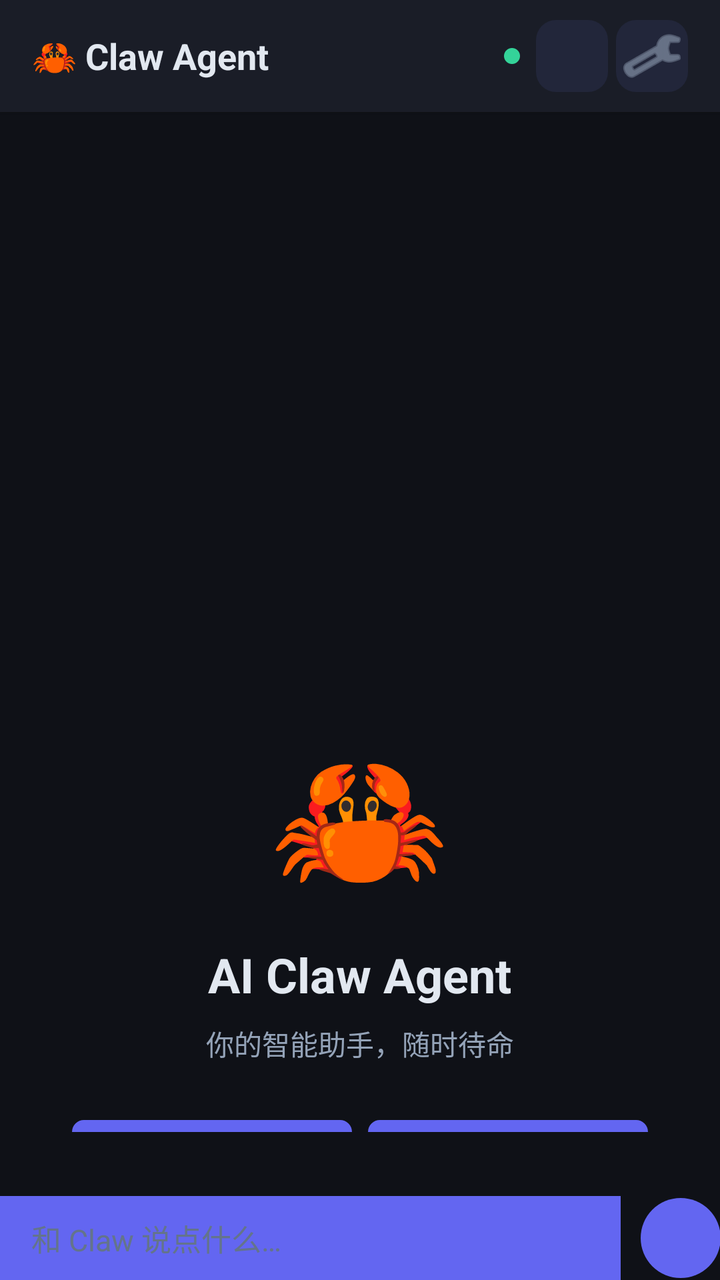
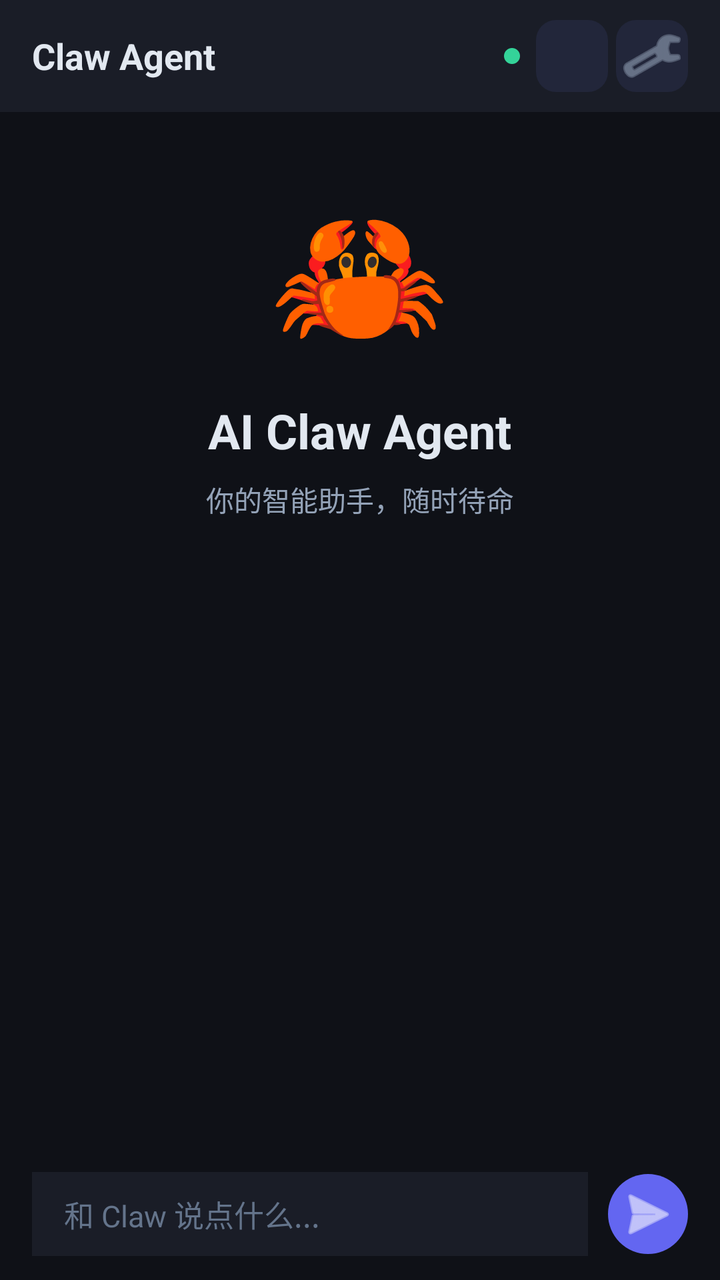

Compare the two renders of this Android layout. The source of the first and the diff that turns it into the second are given below.
<!-- AndroidManifest.xml: application theme Theme.ClawAgent -->
<!-- res/layout/activity_main.xml -->
<?xml version="1.0" encoding="utf-8"?>
<LinearLayout xmlns:android="http://schemas.android.com/apk/res/android"
    android:layout_width="match_parent"
    android:layout_height="match_parent"
    android:orientation="vertical"
    android:background="#0f1117">

    
    <LinearLayout
        android:layout_width="match_parent"
        android:layout_height="56dp"
        android:orientation="horizontal"
        android:gravity="center_vertical"
        android:paddingHorizontal="16dp"
        android:background="#1a1d27"
        android:elevation="2dp">

        <TextView
            android:layout_width="0dp"
            android:layout_height="wrap_content"
            android:layout_weight="1"
            android:text="🦀 Claw Agent"
            android:textColor="#e2e8f0"
            android:textSize="18sp"
            android:textStyle="bold" />

        <View
            android:layout_width="8dp"
            android:layout_height="8dp"
            android:background="@drawable/status_dot"
            android:layout_marginEnd="8dp" />

        <ImageButton
            android:id="@+id/newChatBtn"
            android:layout_width="36dp"
            android:layout_height="36dp"
            android:background="@drawable/btn_bg"
            android:src="＋"
            android:textColor="#94a3b8"
            android:tint="#94a3b8"
            android:backgroundTint="#22263a"
            android:contentDescription="新对话"
            android:layout_marginEnd="4dp" />

        <ImageButton
            android:id="@+id/settingsBtn"
            android:layout_width="36dp"
            android:layout_height="36dp"
            android:background="@drawable/btn_bg"
            android:tint="#94a3b8"
            android:backgroundTint="#22263a"
            android:contentDescription="设置"
            android:src="@android:drawable/ic_menu_preferences" />
    </LinearLayout>

    
    <androidx.recyclerview.widget.RecyclerView
        android:id="@+id/recyclerView"
        android:layout_width="match_parent"
        android:layout_height="0dp"
        android:layout_weight="1"
        android:padding="16dp"
        android:clipToPadding="false" />

    
    <LinearLayout
        android:id="@+id/welcomeLayout"
        android:layout_width="match_parent"
        android:layout_height="0dp"
        android:layout_weight="1"
        android:orientation="vertical"
        android:gravity="center"
        android:padding="32dp">

        <TextView
            android:layout_width="wrap_content"
            android:layout_height="wrap_content"
            android:text="🦀"
            android:textSize="72sp" />

        <TextView
            android:layout_width="wrap_content"
            android:layout_height="wrap_content"
            android:text="AI Claw Agent"
            android:textColor="#e2e8f0"
            android:textSize="24sp"
            android:textStyle="bold"
            android:layout_marginTop="16dp" />

        <TextView
            android:layout_width="wrap_content"
            android:layout_height="wrap_content"
            android:text="你的智能助手，随时待命"
            android:textColor="#94a3b8"
            android:textSize="14sp"
            android:layout_marginTop="8dp" />

        <GridLayout
            android:layout_width="match_parent"
            android:layout_height="wrap_content"
            android:columnCount="2"
            android:rowCount="2"
            android:layout_marginTop="24dp"
            android:alignmentMode="alignMargins">

            <Button
                android:onClick="sendQuick"
                android:layout_width="0dp"
                android:layout_height="wrap_content"
                android:layout_columnWeight="1"
                android:layout_rowWeight="1"
                android:text="🌤️ 查天气"
                android:textSize="13sp"
                android:background="@drawable/quick_btn_bg"
                android:textColor="#e2e8f0"
                android:layout_margin="4dp" />

            <Button
                android:onClick="sendQuick"
                android:layout_width="0dp"
                android:layout_height="wrap_content"
                android:layout_columnWeight="1"
                android:layout_rowWeight="1"
                android:text="😄 讲笑话"
                android:textSize="13sp"
                android:background="@drawable/quick_btn_bg"
                android:textColor="#e2e8f0"
                android:layout_margin="4dp" />

            <Button
                android:onClick="sendQuick"
                android:layout_width="0dp"
                android:layout_height="wrap_content"
                android:layout_columnWeight="1"
                android:layout_rowWeight="1"
                android:text="🐍 写代码"
                android:textSize="13sp"
                android:background="@drawable/quick_btn_bg"
                android:textColor="#e2e8f0"
                android:layout_margin="4dp" />

            <Button
                android:onClick="sendQuick"
                android:layout_width="0dp"
                android:layout_height="wrap_content"
                android:layout_columnWeight="1"
                android:layout_rowWeight="1"
                android:text="⚛️ 解释概念"
                android:textSize="13sp"
                android:background="@drawable/quick_btn_bg"
                android:textColor="#e2e8f0"
                android:layout_margin="4dp" />
        </GridLayout>
    </LinearLayout>

    
    <LinearLayout
        android:layout_width="match_parent"
        android:layout_height="wrap_content"
        android:orientation="horizontal"
        android:padding="12dp 16dp 20dp"
        android:background="#0f1117"
        android:gravity="center_vertical">

        <EditText
            android:id="@+id/inputField"
            android:layout_width="0dp"
            android:layout_height="wrap_content"
            android:layout_weight="1"
            android:background="#1a1d27"
            android:hint="和 Claw 说点什么…"
            android:textColor="#e2e8f0"
            android:textColorHint="#64748b"
            android:textSize="15sp"
            android:paddingHorizontal="16dp"
            android:paddingVertical="10dp"
            android:maxLines="5"
            android:inputType="textMultiLine|textCapSentences"
            android:imeOptions="actionSend"
            android:backgroundTint="#6366f1" />

        <ImageButton
            android:id="@+id/sendBtn"
            android:layout_width="40dp"
            android:layout_height="40dp"
            android:src="➤"
            android:background="@drawable/send_btn_bg"
            android:tint="#ffffff"
            android:layout_marginStart="10dp"
            android:contentDescription="发送" />
    </LinearLayout>
</LinearLayout>
<!-- resources referenced by this layout -->
<resources>
  <!-- drawable btn_bg (drawable) -->
  <?xml version="1.0" encoding="utf-8"?>
  <shape xmlns:android="http://schemas.android.com/apk/res/android"
      android:shape="rectangle">
      <solid android:color="#22263a" />
      <corners android:radius="10dp" />
  </shape>
  <!-- drawable quick_btn_bg (drawable) -->
  <?xml version="1.0" encoding="utf-8"?>
  <shape xmlns:android="http://schemas.android.com/apk/res/android"
      android:shape="rectangle">
      <solid android:color="#1a1d27" />
      <corners android:radius="12dp" />
      <stroke android:width="1dp" android:color="#334155" />
  </shape>
  <!-- drawable send_btn_bg (drawable) -->
  <?xml version="1.0" encoding="utf-8"?>
  <shape xmlns:android="http://schemas.android.com/apk/res/android"
      android:shape="rectangle">
      <solid android:color="#6366f1" />
      <corners android:radius="50dp" />
  </shape>
  <!-- drawable status_dot (drawable) -->
  <?xml version="1.0" encoding="utf-8"?>
  <shape xmlns:android="http://schemas.android.com/apk/res/android"
      android:shape="oval">
      <solid android:color="#34d399" />
      <size android:width="8dp" android:height="8dp" />
  </shape>
  <style name="Theme.ClawAgent" parent="Theme.Material3.DayNight.NoActionBar">
          <item name="colorPrimary">@color/accent</item>
          <item name="colorPrimaryContainer">@color/bg2</item>
          <item name="android:statusBarColor">@color/bg</item>
          <item name="android:navigationBarColor">@color/bg</item>
          <item name="android:windowLightStatusBar" tools:targetApi="m">false</item>
      </style>
  <color name="accent">#6366f1</color>
  <color name="bg2">#1a1d27</color>
  <color name="bg">#0f1117</color>
</resources>

<!-- the commit's change to res/layout/activity_main.xml (unified diff, before → after) -->
@@ -12,19 +12,18 @@
         android:orientation="horizontal"
         android:gravity="center_vertical"
         android:paddingHorizontal="16dp"
-        android:background="#1a1d27"
-        android:elevation="2dp">
+        android:background="#1a1d27">
 
         <TextView
             android:layout_width="0dp"
             android:layout_height="wrap_content"
             android:layout_weight="1"
-            android:text="🦀 Claw Agent"
+            android:text="Claw Agent"
             android:textColor="#e2e8f0"
             android:textSize="18sp"
             android:textStyle="bold" />
 
-        <View
+        <TextView
             android:layout_width="8dp"
             android:layout_height="8dp"
             android:background="@drawable/status_dot"
@@ -35,12 +34,11 @@
             android:layout_width="36dp"
             android:layout_height="36dp"
             android:background="@drawable/btn_bg"
-            android:src="＋"
-            android:textColor="#94a3b8"
             android:tint="#94a3b8"
             android:backgroundTint="#22263a"
             android:contentDescription="新对话"
-            android:layout_marginEnd="4dp" />
+            android:layout_marginEnd="4dp"
+            android:text="+" />
 
         <ImageButton
             android:id="@+id/settingsBtn"
@@ -52,15 +50,6 @@
             android:contentDescription="设置"
             android:src="@android:drawable/ic_menu_preferences" />
     </LinearLayout>
-
-    
-    <androidx.recyclerview.widget.RecyclerView
-        android:id="@+id/recyclerView"
-        android:layout_width="match_parent"
-        android:layout_height="0dp"
-        android:layout_weight="1"
-        android:padding="16dp"
-        android:clipToPadding="false" />
 
     
     <LinearLayout
@@ -100,8 +89,7 @@
             android:layout_height="wrap_content"
             android:columnCount="2"
             android:rowCount="2"
-            android:layout_marginTop="24dp"
-            android:alignmentMode="alignMargins">
+            android:layout_marginTop="24dp">
 
             <Button
                 android:onClick="sendQuick"
@@ -109,7 +97,7 @@
                 android:layout_height="wrap_content"
                 android:layout_columnWeight="1"
                 android:layout_rowWeight="1"
-                android:text="🌤️ 查天气"
+                android:text="查天气"
                 android:textSize="13sp"
                 android:background="@drawable/quick_btn_bg"
                 android:textColor="#e2e8f0"
@@ -121,7 +109,7 @@
                 android:layout_height="wrap_content"
                 android:layout_columnWeight="1"
                 android:layout_rowWeight="1"
-                android:text="😄 讲笑话"
+                android:text="讲笑话"
                 android:textSize="13sp"
                 android:background="@drawable/quick_btn_bg"
                 android:textColor="#e2e8f0"
@@ -133,7 +121,7 @@
                 android:layout_height="wrap_content"
                 android:layout_columnWeight="1"
                 android:layout_rowWeight="1"
-                android:text="🐍 写代码"
+                android:text="写代码"
                 android:textSize="13sp"
                 android:background="@drawable/quick_btn_bg"
                 android:textColor="#e2e8f0"
@@ -145,7 +133,7 @@
                 android:layout_height="wrap_content"
                 android:layout_columnWeight="1"
                 android:layout_rowWeight="1"
-                android:text="⚛️ 解释概念"
+                android:text="解释概念"
                 android:textSize="13sp"
                 android:background="@drawable/quick_btn_bg"
                 android:textColor="#e2e8f0"
@@ -154,11 +142,21 @@
     </LinearLayout>
 
     
+    <androidx.recyclerview.widget.RecyclerView
+        android:id="@+id/recyclerView"
+        android:layout_width="match_parent"
+        android:layout_height="0dp"
+        android:layout_weight="1"
+        android:padding="16dp"
+        android:clipToPadding="false" />
+
+    
     <LinearLayout
         android:layout_width="match_parent"
         android:layout_height="wrap_content"
         android:orientation="horizontal"
-        android:padding="12dp 16dp 20dp"
+        android:paddingHorizontal="16dp"
+        android:paddingVertical="12dp"
         android:background="#0f1117"
         android:gravity="center_vertical">
 
@@ -168,7 +166,7 @@
             android:layout_height="wrap_content"
             android:layout_weight="1"
             android:background="#1a1d27"
-            android:hint="和 Claw 说点什么…"
+            android:hint="和 Claw 说点什么..."
             android:textColor="#e2e8f0"
             android:textColorHint="#64748b"
             android:textSize="15sp"
@@ -176,14 +174,13 @@
             android:paddingVertical="10dp"
             android:maxLines="5"
             android:inputType="textMultiLine|textCapSentences"
-            android:imeOptions="actionSend"
-            android:backgroundTint="#6366f1" />
+            android:imeOptions="actionSend" />
 
         <ImageButton
             android:id="@+id/sendBtn"
             android:layout_width="40dp"
             android:layout_height="40dp"
-            android:src="➤"
+            android:src="@android:drawable/ic_menu_send"
             android:background="@drawable/send_btn_bg"
             android:tint="#ffffff"
             android:layout_marginStart="10dp"
